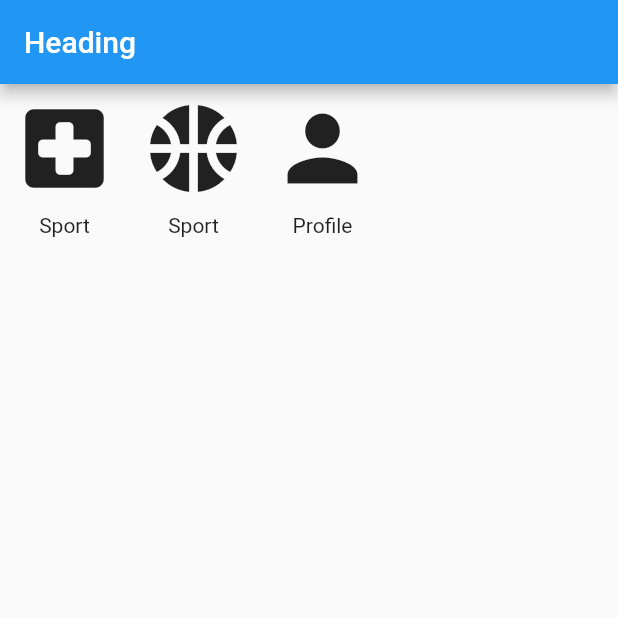
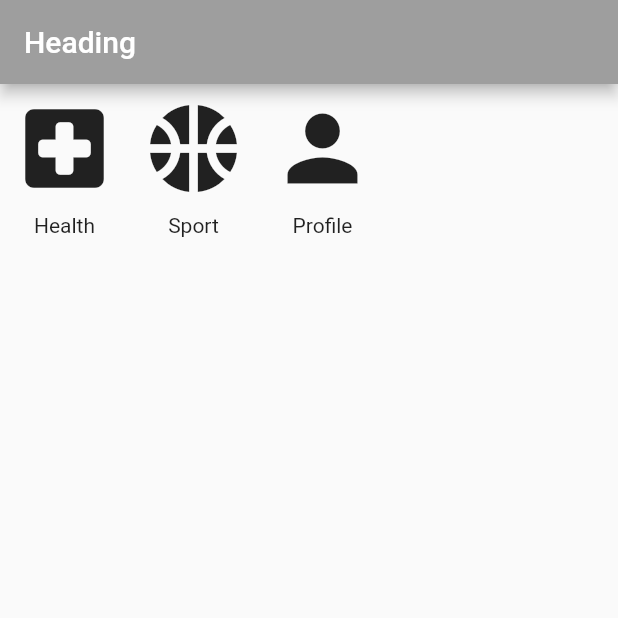
Before and after one commit to lindaoktaviyani/Lindaoktaviyani_19710080_UAS, a Flutter app: the screen it shows after launch, on a phone screen of 412 x 824 dp, the top half of it. Run offline on Flutter 3.47's test engine with Material 2 defaults, Android fonts, the phone set to English and light mode, and no system bars.

Commit message:
Tugas UAS

```diff
--- a/lib/navigator.dart
+++ b/lib/navigator.dart
@@ -9,7 +9,7 @@ class halaman extends StatelessWidget {
     return new Scaffold(
       appBar: new AppBar(
         title: new Text("Heading"),
-        backgroundColor: Colors.blue,
+        backgroundColor: Colors.grey,
       ),
       body: Container(
           child: Row(
@@ -24,7 +24,7 @@ class halaman extends StatelessWidget {
                 },
                 iconSize: 70.0,
               ),
-              Text("Sport")
+              Text("Health")
             ],
           ),
           Column(
```
